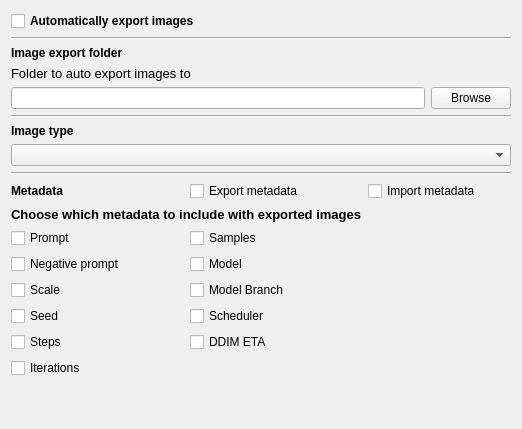
The window that src/airunner/pyqt/widgets/export_preferences.ui (Capsize-Games/airunner) describes before a commit, drawn with Qt 5.
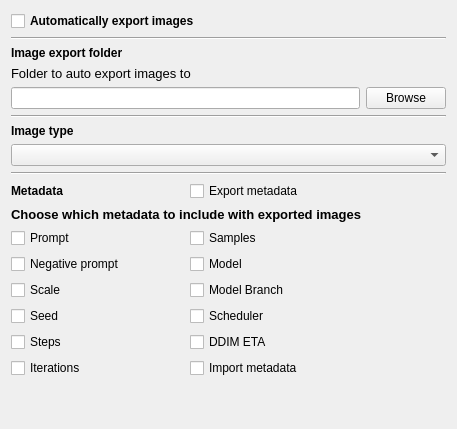
The same window after the commit.

Commit message: change size of settings window and rearrange some export preferences

The edit to the form file:
```diff
--- a/src/airunner/pyqt/widgets/export_preferences.ui
+++ b/src/airunner/pyqt/widgets/export_preferences.ui
@@ -6,7 +6,7 @@
    <rect>
     <x>0</x>
     <y>0</y>
-    <width>522</width>
+    <width>457</width>
     <height>429</height>
    </rect>
   </property>
@@ -117,16 +117,6 @@
        </property>
       </widget>
      </item>
-     <item row="0" column="2">
-      <widget class="QCheckBox" name="import_metadata">
-       <property name="toolTip">
-        <string>&lt;html&gt;&lt;head/&gt;&lt;body&gt;&lt;p&gt;Automatically load metadata into generator options. &lt;/p&gt;&lt;p&gt;Only works with PNG files.&lt;/p&gt;&lt;/body&gt;&lt;/html&gt;</string>
-       </property>
-       <property name="text">
-        <string>Import metadata</string>
-       </property>
-      </widget>
-     </item>
      <item row="0" column="3">
       <spacer name="horizontalSpacer">
        <property name="orientation">
@@ -243,6 +233,16 @@
        </property>
       </spacer>
      </item>
+     <item row="7" column="1">
+      <widget class="QCheckBox" name="import_metadata">
+       <property name="toolTip">
+        <string>&lt;html&gt;&lt;head/&gt;&lt;body&gt;&lt;p&gt;Automatically load metadata into generator options. &lt;/p&gt;&lt;p&gt;Only works with PNG files.&lt;/p&gt;&lt;/body&gt;&lt;/html&gt;</string>
+       </property>
+       <property name="text">
+        <string>Import metadata</string>
+       </property>
+      </widget>
+     </item>
     </layout>
    </item>
    <item row="7" column="0" colspan="2">
```
The commit also changes 1 other file.
